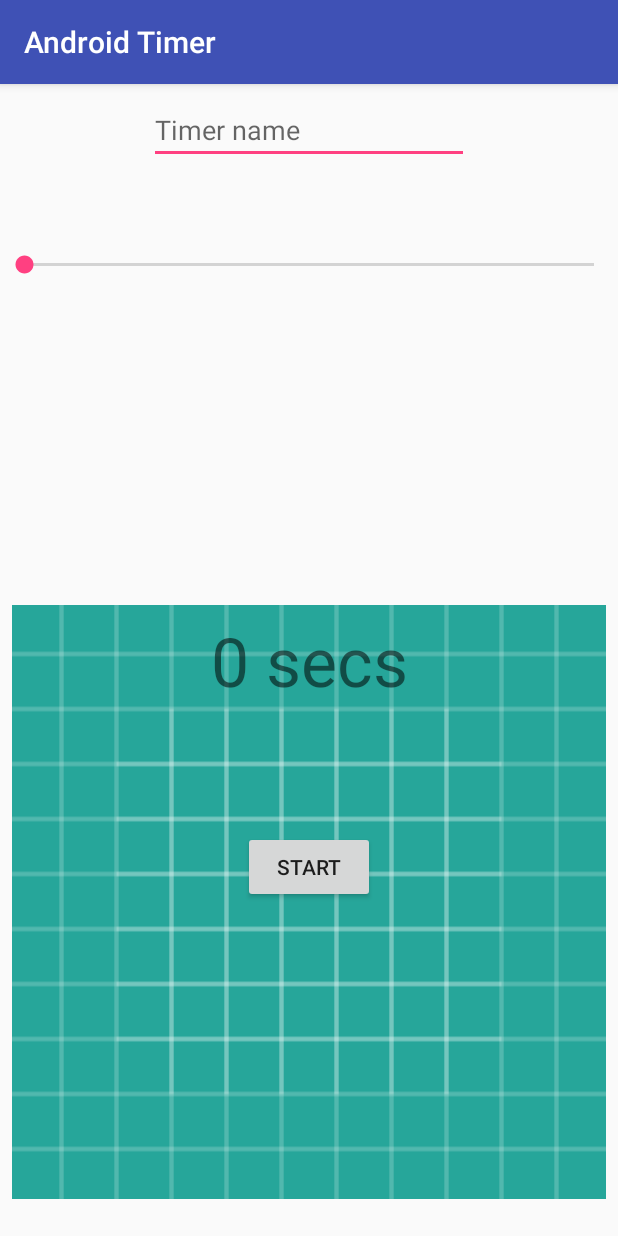
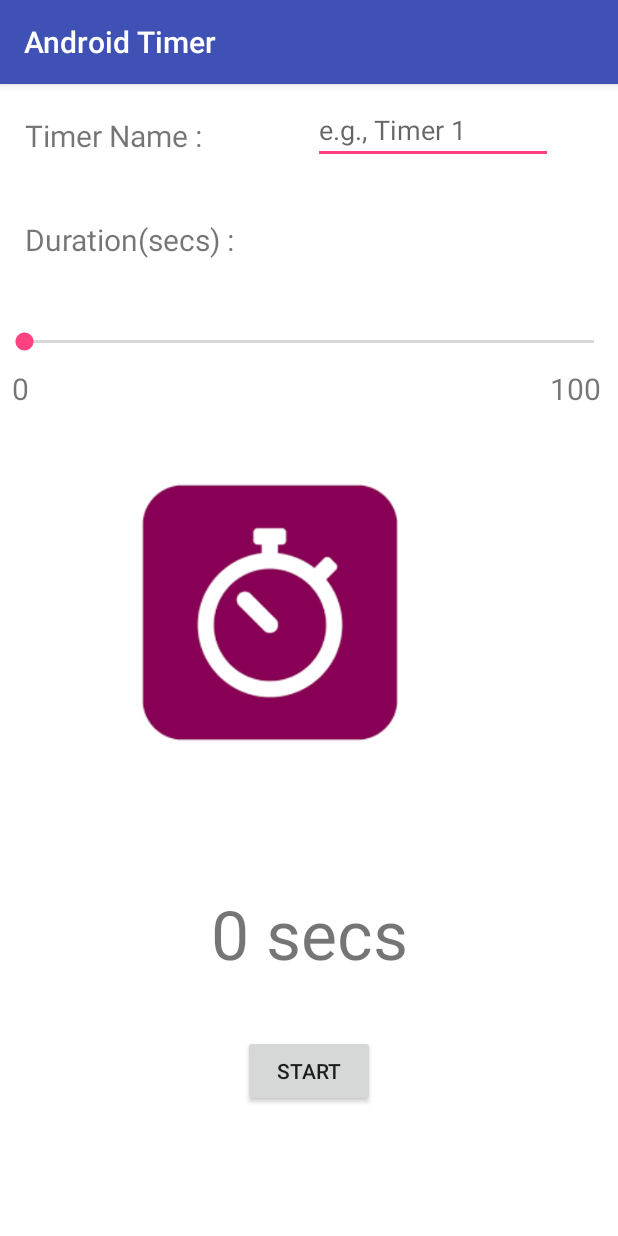
Before and after one commit to ayusin51/TimerApp-Android, an Android app: the TimerActivity screen opened directly, with no data from a screen before it, after a tap on "START", on a phone screen of 412 x 824 dp. Run offline under Robolectric (Android 15) with nearby library versions, the phone set to English and light mode, and no system bars.

Commit message:
Add Functionalities

```diff
--- a/AndroidTimer/app/src/main/java/com/example/lenovo/androidtimer/DBConnectivity.java
+++ b/AndroidTimer/app/src/main/java/com/example/lenovo/androidtimer/DBConnectivity.java
@@ -17,66 +17,83 @@ public class DBConnectivity {
 
     Context context;
     SQLiteDatabase db;
-    static int count = 0;
 
     public DBConnectivity(Context context) {
         this.context = context;
         db = context.openOrCreateDatabase("timerDB",MODE_PRIVATE,null);
-        db.execSQL("create table if not exists Timers (timer_date VARCHAR, timer_name VARCHAR, timer_duration VARCHAR)");
+        db.execSQL("create table if not exists Timers (timer_date VARCHAR, timer_name VARCHAR, timer_duration number)");
     }
 
-    void AddTimer(String duration, String name){
+    void AddTimer(int duration, String name){
 
         Log.d("timer", "func called");
 
         if(name.isEmpty()) {
-            String cnt = Integer.toString(count);
-            name = "Timer " + cnt;
+            Integer count = 0;
+            try {
+                Cursor c = db.rawQuery("SELECT count() as MAX FROM Timers", null);
+                int index;
+
+                if (c.moveToFirst()) {
+                    index = c.getColumnIndex("MAX");
+                    count = c.getInt(index) + 1;
+                }
+            }catch (Exception e) {
+                e.printStackTrace();
+            }
+            //String cnt = Integer.toString(count);
+            name = "Timer " + Integer.toString(count);
             Log.d("name", "empty");
         }
         try {
-            /*Cursor c = db.rawQuery("select date() as date", null);
-            int index = c.getColumnIndex("date");
-            String sysdate = c.getString(index);*/
 
             DateFormat dateFormat = new SimpleDateFormat("yyyy/MM/dd HH:mm:ss");
             Date date = new Date();
             Log.d("Time Now", dateFormat.format(date));
             String sysdate = dateFormat.format(date);
 
-            db.execSQL("insert into Timers values('"+sysdate+"', '" + name + "', '"+ duration +"')");
-            Log.i("Timer", "Success");
-            Log.d("SYSDATE", sysdate);
-            count++;
+            db.execSQL("insert into Timers values('"+sysdate+"', '" + name + "', "+ duration +")");
 
         }catch (Exception e){
             e.printStackTrace();
-            Log.d("Error", "exception");
         }
 
     }
 
-    ArrayList<String> getTimers() {
+    ArrayList<Timers> getTimers() {
 
         Log.d("gettimer", "func called");
 
-        ArrayList<String> timers = new ArrayList<>();
+        ArrayList<Timers> timers = new ArrayList<>();
         try{
-            Cursor c = db.rawQuery("SELECT * FROM Timers",null);
+            Cursor c = db.rawQuery("SELECT MAX(timer_duration) as MAX FROM Timers", null);
+            int index;
+            int max_dur = 0;
+            if(c.moveToFirst()) {
+                index = c.getColumnIndex("MAX");
+                max_dur = c.getInt(index);
+            }
+            c = db.rawQuery("SELECT * FROM Timers",null);
             if(c.moveToFirst()) {
                 do {
-                    int index = c.getColumnIndex("timer_date");
+                    index = c.getColumnIndex("timer_date");
                     String date = c.getString(index);
 
                     index = c.getColumnIndex("timer_name");
                     String name = c.getString(index);
 
                     index = c.getColumnIndex("timer_duration");
-                    String duration = c.getString(index);
+                    Integer duration = c.getInt(index);
+
+                    if(duration >= max_dur) {
+                        name = name + " (BEST)";
+                    }
 
                     Log.d("gettimer", "func middle");
 
-                    timers.add(date + " " + name + " " + duration);
+                    Timers timer = new Timers(name, date, duration.toString());
+
+                    timers.add(timer);
                 } while (c.moveToNext());
                // Toast.makeText(context, "Timers got successfully", Toast.LENGTH_SHORT).show();
             }
--- a/AndroidTimer/app/src/main/java/com/example/lenovo/androidtimer/TimerActivity.java
+++ b/AndroidTimer/app/src/main/java/com/example/lenovo/androidtimer/TimerActivity.java
@@ -20,6 +20,7 @@ import static com.example.lenovo.androidtimer.R.raw.beep;
 public class TimerActivity extends AppCompatActivity {
 
     TextView time_text_view;
+    EditText timerName;
     int time;
     SeekBar seekBar;
     DBConnectivity db;
@@ -68,9 +69,10 @@ public class TimerActivity extends AppCompatActivity {
 
             public void onClick(View view) {
                 time_text_view = findViewById(R.id.time_text_view);
-                EditText timerName = findViewById(R.id.timerName);
-
-                db.AddTimer(time_text_view.getText().toString(), timerName.getText().toString());
+                timerName = findViewById(R.id.timerName);
+                String text = time_text_view.getText().toString();
+                String t = text.substring(0, text.indexOf('s')-1);
+                final int timer_time = Integer.parseInt(t);
 
                 new CountDownTimer(time*1000, 1000) {
 
@@ -84,6 +86,8 @@ public class TimerActivity extends AppCompatActivity {
 
                         time_text_view.setText("0 secs");
                         seekBar.setProgress(0);
+                        db.AddTimer(timer_time, timerName.getText().toString());
+                        Toast.makeText(getApplicationContext(), Integer.toString(timer_time)+" secs over !!", Toast.LENGTH_SHORT).show();
                         mp.start();
                     }
                 }.start();
--- a/AndroidTimer/app/src/main/res/layout/activity_main.xml
+++ b/AndroidTimer/app/src/main/res/layout/activity_main.xml
@@ -4,6 +4,7 @@
     xmlns:tools="http://schemas.android.com/tools"
     android:layout_width="match_parent"
     android:layout_height="match_parent"
+    android:background="@color/colorWhite"
     tools:context=".MainActivity">
 
 
--- a/AndroidTimer/app/src/main/res/layout/activity_timer.xml
+++ b/AndroidTimer/app/src/main/res/layout/activity_timer.xml
@@ -4,7 +4,24 @@
     xmlns:tools="http://schemas.android.com/tools"
     android:layout_width="match_parent"
     android:layout_height="match_parent"
+    android:background="@color/colorWhite"
     tools:context=".TimerActivity">
+
+    <TextView
+        android:id="@+id/textView5"
+        android:layout_width="34dp"
+        android:layout_height="30dp"
+        android:layout_marginBottom="8dp"
+        android:layout_marginEnd="8dp"
+        android:layout_marginStart="8dp"
+        android:layout_marginTop="8dp"
+        app:layout_constraintBottom_toBottomOf="parent"
+        app:layout_constraintEnd_toEndOf="parent"
+        app:layout_constraintHorizontal_bias="0.0"
+        app:layout_constraintStart_toStartOf="parent"
+        app:layout_constraintTop_toTopOf="parent"
+        app:layout_constraintVertical_bias="0.251"
+        tools:text="0" />
 
     <SeekBar
         android:id="@+id/timer_seekbar"
@@ -15,24 +32,24 @@
         app:layout_constraintHorizontal_bias="0.0"
         app:layout_constraintStart_toStartOf="parent"
         app:layout_constraintTop_toTopOf="parent"
-        app:layout_constraintVertical_bias="0.148" />
+        app:layout_constraintVertical_bias="0.217" />
 
     <ImageView
         android:id="@+id/imageView"
-        android:layout_width="match_parent"
-        android:layout_height="430dp"
+        android:layout_width="344dp"
+        android:layout_height="187dp"
         android:layout_below="@+id/timer_seekbar"
         android:layout_marginBottom="8dp"
         android:layout_marginEnd="8dp"
         android:layout_marginStart="8dp"
         android:layout_marginTop="8dp"
-        android:src="@drawable/ic_launcher_background"
+        android:src="@drawable/clock"
         app:layout_constraintBottom_toBottomOf="parent"
         app:layout_constraintEnd_toEndOf="parent"
-        app:layout_constraintHorizontal_bias="1.0"
+        app:layout_constraintHorizontal_bias="0.0"
         app:layout_constraintStart_toStartOf="parent"
         app:layout_constraintTop_toTopOf="parent"
-        app:layout_constraintVertical_bias="1.0" />
+        app:layout_constraintVertical_bias="0.444" />
 
     <Button
         android:id="@+id/start_stop_button"
@@ -48,7 +65,8 @@
         app:layout_constraintBottom_toBottomOf="parent"
         app:layout_constraintEnd_toEndOf="parent"
         app:layout_constraintStart_toStartOf="parent"
-        app:layout_constraintTop_toTopOf="parent" />
+        app:layout_constraintTop_toTopOf="parent"
+        app:layout_constraintVertical_bias="0.818" />
 
     <TextView
         android:id="@+id/time_text_view"
@@ -65,23 +83,95 @@
         app:layout_constraintBottom_toBottomOf="parent"
         app:layout_constraintEnd_toEndOf="parent"
         app:layout_constraintStart_toStartOf="parent"
-        app:layout_constraintTop_toTopOf="parent" />
+        app:layout_constraintTop_toTopOf="parent"
+        app:layout_constraintVertical_bias="0.764" />
 
     <EditText
         android:id="@+id/timerName"
+        android:layout_width="160dp"
+        android:layout_height="wrap_content"
+        android:layout_marginBottom="8dp"
+        android:layout_marginEnd="8dp"
+        android:layout_marginStart="8dp"
+        android:layout_marginTop="8dp"
+        android:ems="10"
+        android:hint="e.g., Timer 1"
+        android:inputType="textPersonName"
+        app:layout_constraintBottom_toBottomOf="parent"
+        app:layout_constraintEnd_toEndOf="parent"
+        app:layout_constraintHorizontal_bias="0.85"
+        app:layout_constraintStart_toStartOf="parent"
+        app:layout_constraintTop_toTopOf="parent"
+        app:layout_constraintVertical_bias="0.0" />
+
+    <TextView
+        android:id="@+id/textView2"
+        android:layout_width="130dp"
+        android:layout_height="26dp"
+        android:layout_marginBottom="8dp"
+        android:layout_marginEnd="8dp"
+        android:layout_marginStart="8dp"
+        android:layout_marginTop="8dp"
+        android:text="Timer Name :"
+        android:textSize="20sp"
+        app:layout_constraintBottom_toBottomOf="parent"
+        app:layout_constraintEnd_toEndOf="parent"
+        app:layout_constraintHorizontal_bias="0.033"
+        app:layout_constraintStart_toStartOf="parent"
+        app:layout_constraintTop_toTopOf="parent"
+        app:layout_constraintVertical_bias="0.017" />
+
+    <TextView
+        android:id="@+id/textView3"
         android:layout_width="wrap_content"
         android:layout_height="wrap_content"
         android:layout_marginBottom="8dp"
         android:layout_marginEnd="8dp"
         android:layout_marginStart="8dp"
         android:layout_marginTop="8dp"
-        android:ems="10"
-        android:hint="Timer name"
-        android:inputType="textPersonName"
+        android:text="Duration(secs) :"
+        android:textSize="20sp"
         app:layout_constraintBottom_toBottomOf="parent"
         app:layout_constraintEnd_toEndOf="parent"
+        app:layout_constraintHorizontal_bias="0.035"
         app:layout_constraintStart_toStartOf="parent"
         app:layout_constraintTop_toTopOf="parent"
-        app:layout_constraintVertical_bias="0.0" />
+        app:layout_constraintVertical_bias="0.113"
+        tools:text="Duration (secs):" />
+
+    <TextView
+        android:id="@+id/textView4"
+        android:layout_width="34dp"
+        android:layout_height="30dp"
+        android:layout_marginBottom="8dp"
+        android:layout_marginEnd="8dp"
+        android:layout_marginStart="8dp"
+        android:layout_marginTop="8dp"
+        android:text="0"
+        android:textSize="20sp"
+        app:layout_constraintBottom_toBottomOf="parent"
+        app:layout_constraintEnd_toEndOf="parent"
+        app:layout_constraintHorizontal_bias="0.0"
+        app:layout_constraintStart_toStartOf="parent"
+        app:layout_constraintTop_toTopOf="parent"
+        app:layout_constraintVertical_bias="0.251" />
+
+    <TextView
+        android:id="@+id/textView6"
+        android:layout_width="37dp"
+        android:layout_height="27dp"
+        android:layout_marginBottom="8dp"
+        android:layout_marginEnd="8dp"
+        android:layout_marginStart="8dp"
+        android:layout_marginTop="8dp"
+        android:text="100"
+        android:textSize="20sp"
+        app:layout_constraintBottom_toBottomOf="parent"
+        app:layout_constraintEnd_toEndOf="parent"
+        app:layout_constraintHorizontal_bias="1.0"
+        app:layout_constraintStart_toStartOf="parent"
+        app:layout_constraintTop_toTopOf="parent"
+        app:layout_constraintVertical_bias="0.25"
+        tools:text="100" />
 
 </android.support.constraint.ConstraintLayout>
--- a/AndroidTimer/app/src/main/res/layout/activity_view.xml
+++ b/AndroidTimer/app/src/main/res/layout/activity_view.xml
@@ -10,7 +10,10 @@
         android:id="@+id/timerList"
         android:layout_width="match_parent"
         android:layout_height="match_parent"
-        android:background="@color/colorPrimaryDark">
+        android:background="@color/colorBlack"
+        android:divider="@color/colorWhite"
+        android:dividerHeight="1.5dp"
+        >
 
     </ListView>
 
--- a/AndroidTimer/app/src/main/res/layout/timer_view.xml
+++ b/AndroidTimer/app/src/main/res/layout/timer_view.xml
@@ -8,14 +8,14 @@
 
 
     <TextView
-        android:id="@+id/list_note_title"
+        android:id="@+id/timer_name"
         android:layout_width="wrap_content"
         android:layout_height="wrap_content"
         android:text="Large Text"
         android:textAppearance="?android:attr/textAppearanceLarge" />
 
     <TextView
-        android:id="@+id/list_note_date"
+        android:id="@+id/timer_date"
         android:layout_width="wrap_content"
         android:layout_height="wrap_content"
         android:text="Small Text"
@@ -26,5 +26,5 @@
         android:layout_height="wrap_content"
         android:textAppearance="?android:attr/textAppearanceMedium"
         android:text="Medium Text"
-        android:id="@+id/list_note_content"/>
+        android:id="@+id/timer_duration"/>
 </LinearLayout>
--- a/AndroidTimer/app/src/main/res/values/colors.xml
+++ b/AndroidTimer/app/src/main/res/values/colors.xml
@@ -3,4 +3,6 @@
     <color name="colorPrimary">#3F51B5</color>
     <color name="colorPrimaryDark">#303F9F</color>
     <color name="colorAccent">#FF4081</color>
+    <color name="colorBlack">#000000</color>
+    <color name="colorWhite">#FFFFFF</color>
 </resources>
```
Also changed, not shown: AndroidTimer/app/src/main/java/com/example/lenovo/androidtimer/TimerAdapter.java (added, +50 -0 lines), AndroidTimer/app/src/main/java/com/example/lenovo/androidtimer/Timers.java (added, +38 -0 lines), AndroidTimer/app/src/main/java/com/example/lenovo/androidtimer/ViewActivity.java (+7 -2 lines), AndroidTimer/app/src/main/res/drawable/clock.png (added).
